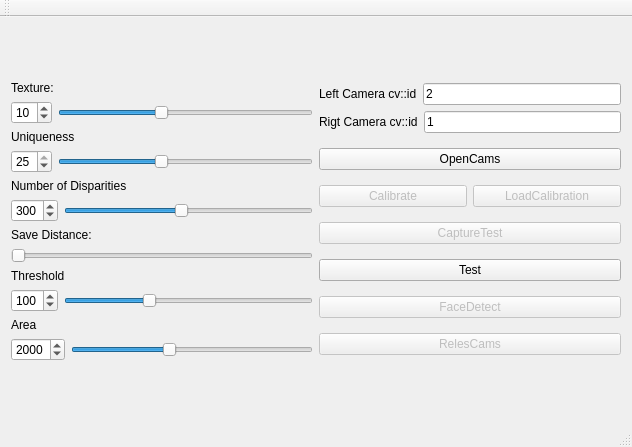
Before: the Qt Designer form visao-c/workspace/inmoov_qt/src/inmoov_qt.ui in xtarke/visao, drawn with Qt 5.
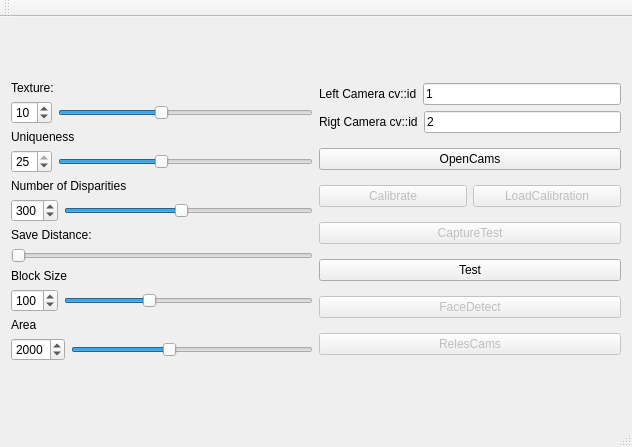
After: the same form once the commit is applied. Icons and pictures are not drawn.

Diff of the .ui file:
```diff
--- a/visao-c/workspace/inmoov_qt/src/inmoov_qt.ui
+++ b/visao-c/workspace/inmoov_qt/src/inmoov_qt.ui
@@ -157,7 +157,7 @@
         <item>
          <widget class="QLabel" name="label_5">
           <property name="text">
-           <string>Threshold</string>
+           <string>Block Size</string>
           </property>
          </widget>
         </item>
@@ -243,7 +243,7 @@
             <item>
              <widget class="QLineEdit" name="lineEditLeftCam">
               <property name="text">
-               <string>2</string>
+               <string>1</string>
               </property>
              </widget>
             </item>
@@ -263,7 +263,7 @@
               <item>
                <widget class="QLineEdit" name="lineEditRightCam">
                 <property name="text">
-                 <string>1</string>
+                 <string>2</string>
                 </property>
                </widget>
               </item>
```
Left out of the diff: 4 changed lines with no effect on the pictures.
